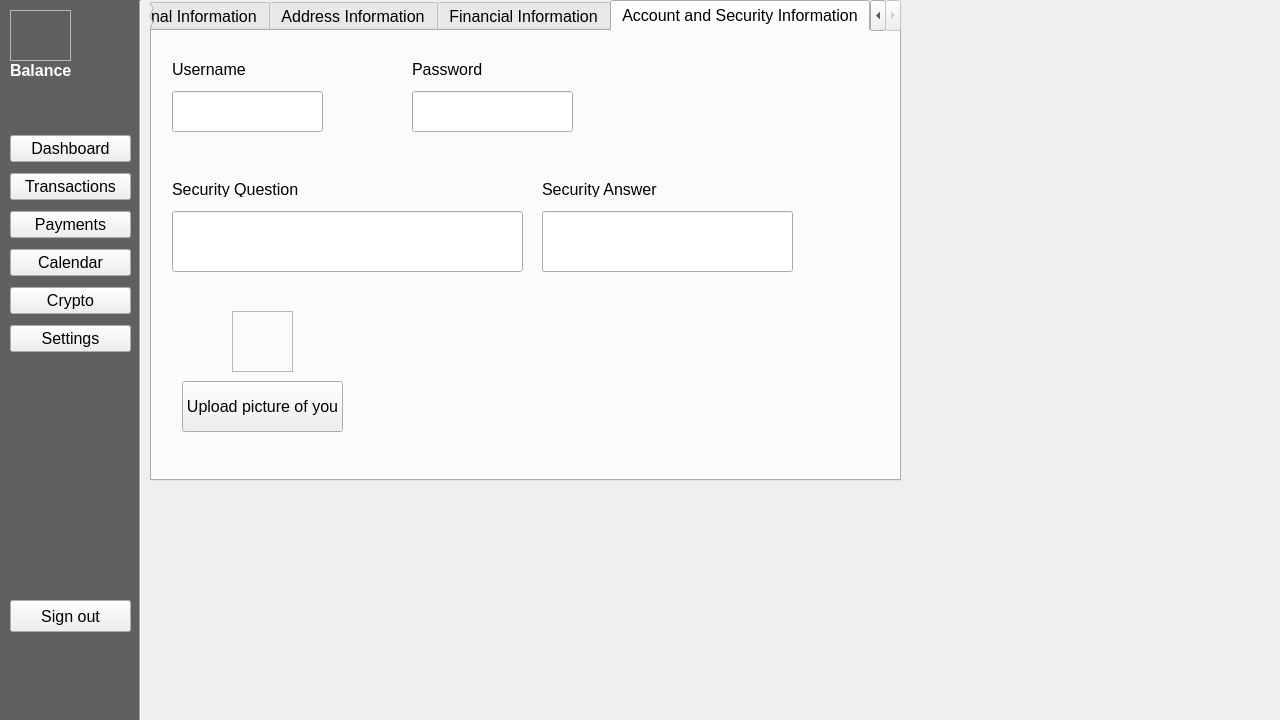
Above: forms/mainwindow.ui from IVAndreev21/YRT before the change. Below: the same form after it.
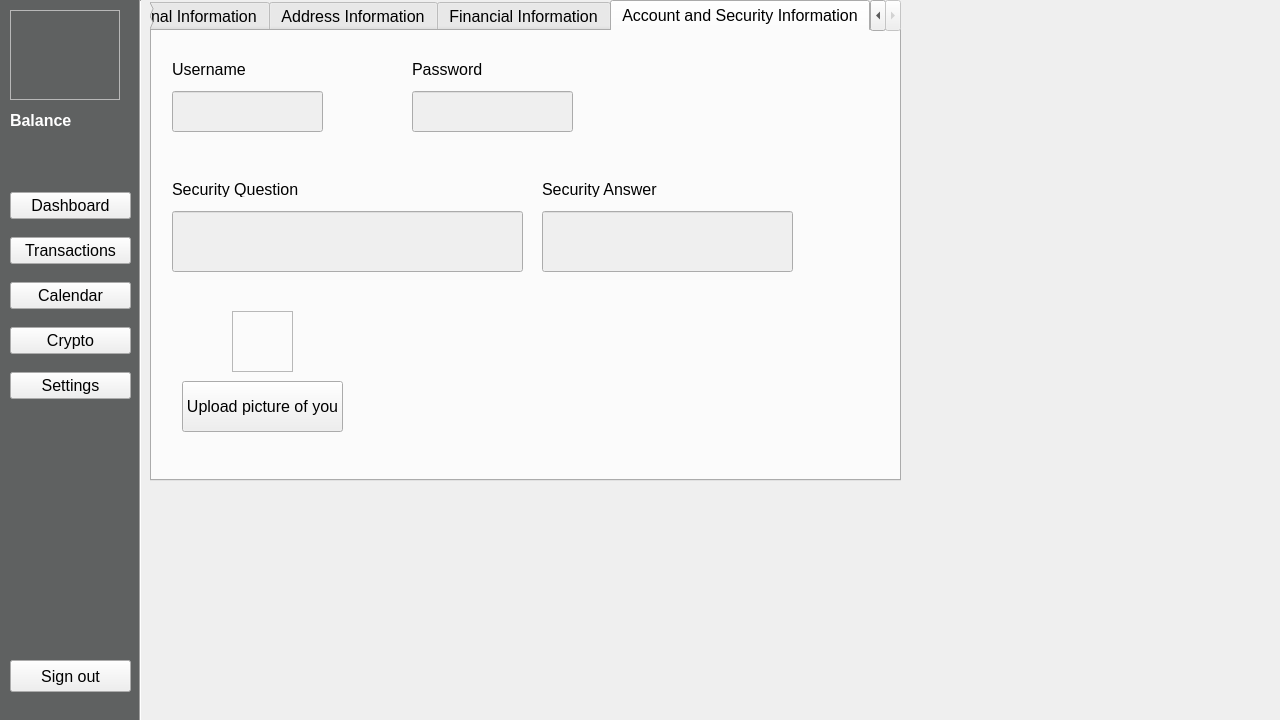
That is the form after the change. The open tabs and pages were chosen to show the change. Icons and pictures are not drawn.

Diff of the .ui file:
```diff
--- a/forms/mainwindow.ui
+++ b/forms/mainwindow.ui
@@ -17,7 +17,7 @@
    <property name="geometry">
     <rect>
      <x>10</x>
-     <y>130</y>
+     <y>180</y>
      <width>121</width>
      <height>231</height>
     </rect>
@@ -61,21 +61,6 @@
       </property>
      </widget>
     </item>
-    <item>
-     <widget class="QPushButton" name="payments_PB">
-      <property name="font">
-       <font>
-        <family>Arial</family>
-        <pointsize>12</pointsize>
-        <italic>false</italic>
-        <bold>false</bold>
-       </font>
-      </property>
-      <property name="text">
-       <string>Payments</string>
-      </property>
-     </widget>
-    </item>
     <item>
      <widget class="QPushButton" name="calendar_PB">
       <property name="font">
@@ -127,7 +112,7 @@
    <property name="geometry">
     <rect>
      <x>10</x>
-     <y>60</y>
+     <y>110</y>
      <width>71</width>
      <height>20</height>
     </rect>
@@ -152,8 +137,8 @@
     <rect>
      <x>10</x>
      <y>10</y>
-     <width>61</width>
-     <height>51</height>
+     <width>110</width>
+     <height>90</height>
     </rect>
    </property>
    <property name="font">
@@ -175,8 +160,8 @@
      <rect>
       <x>0</x>
       <y>0</y>
-      <width>61</width>
-      <height>51</height>
+      <width>110</width>
+      <height>90</height>
      </rect>
     </property>
     <property name="font">
@@ -204,8 +189,8 @@
   <widget class="QLabel" name="balance_LA_2">
    <property name="geometry">
     <rect>
-     <x>10</x>
-     <y>90</y>
+     <x>0</x>
+     <y>130</y>
      <width>131</width>
      <height>20</height>
     </rect>
@@ -226,30 +211,6 @@
     <string/>
    </property>
   </widget>
-  <widget class="QLabel" name="clientname_LA">
-   <property name="geometry">
-    <rect>
-     <x>80</x>
-     <y>30</y>
-     <width>91</width>
-     <height>16</height>
-    </rect>
-   </property>
-   <property name="font">
-    <font>
-     <family>Arial</family>
-     <pointsize>12</pointsize>
-     <italic>false</italic>
-     <bold>false</bold>
-    </font>
-   </property>
-   <property name="styleSheet">
-    <string notr="true">color: rgb(255, 255, 255);</string>
-   </property>
-   <property name="text">
-    <string/>
-   </property>
-  </widget>
   <widget class="QStackedWidget" name="stackedWidget">
    <property name="geometry">
     <rect>
@@ -268,7 +229,7 @@
     </font>
    </property>
    <property name="currentIndex">
-    <number>4</number>
+    <number>0</number>
    </property>
    <widget class="QWidget" name="dashboard_page">
     <widget class="QWidget" name="gridLayoutWidget">
@@ -736,7 +697,7 @@
       <string/>
      </property>
      <property name="pixmap">
-      <pixmap resource="../resources/resources.qrc">:/images/paper-plane-svgrepo-com.svg</pixmap>
+      <pixmap>:/images/paper-plane-svgrepo-com.svg</pixmap>
      </property>
      <property name="scaledContents">
       <bool>true</bool>
@@ -798,6 +759,19 @@
       <string>   BGN</string>
      </property>
     </widget>
+    <widget class="QLabel" name="clientname_LA">
+     <property name="geometry">
+      <rect>
+       <x>10</x>
+       <y>15</y>
+       <width>511</width>
+       <height>31</height>
+      </rect>
+     </property>
+     <property name="text">
+      <string/>
+     </property>
+    </widget>
     <zorder>addHeir_PB_2</zorder>
     <zorder>gridLayoutWidget</zorder>
     <zorder>My_cards_LA</zorder>
@@ -821,6 +795,7 @@
     <zorder>addHeir_PB</zorder>
     <zorder>label</zorder>
     <zorder>Currency_BGN_LA</zorder>
+    <zorder>clientname_LA</zorder>
    </widget>
    <widget class="QWidget" name="transacions_page">
     <widget class="QLabel" name="Bank_tr_LA">
@@ -1312,6 +1287,9 @@
        </property>
       </widget>
       <widget class="QLineEdit" name="Username_LE">
+       <property name="enabled">
+        <bool>false</bool>
+       </property>
        <property name="geometry">
         <rect>
          <x>20</x>
@@ -1335,6 +1313,9 @@
        </property>
       </widget>
       <widget class="QLineEdit" name="Password_LE">
+       <property name="enabled">
+        <bool>false</bool>
+       </property>
        <property name="geometry">
         <rect>
          <x>260</x>
@@ -1358,6 +1339,9 @@
        </property>
       </widget>
       <widget class="QLineEdit" name="SecurityQuestion_LE">
+       <property name="enabled">
+        <bool>false</bool>
+       </property>
        <property name="geometry">
         <rect>
          <x>20</x>
@@ -1381,6 +1365,9 @@
        </property>
       </widget>
       <widget class="QLineEdit" name="SecurityAnswer_LE">
+       <property name="enabled">
+        <bool>false</bool>
+       </property>
        <property name="geometry">
         <rect>
          <x>390</x>
@@ -1675,7 +1662,7 @@
    <property name="geometry">
     <rect>
      <x>10</x>
-     <y>600</y>
+     <y>660</y>
      <width>121</width>
      <height>32</height>
     </rect>
@@ -1725,7 +1712,6 @@
   <zorder>balance_LA</zorder>
   <zorder>frame_2</zorder>
   <zorder>balance_LA_2</zorder>
-  <zorder>clientname_LA</zorder>
   <zorder>stackedWidget</zorder>
   <zorder>line</zorder>
   <zorder>signOut_PB</zorder>
```
Left out of the diff: 4 changed lines with no effect on the pictures.
